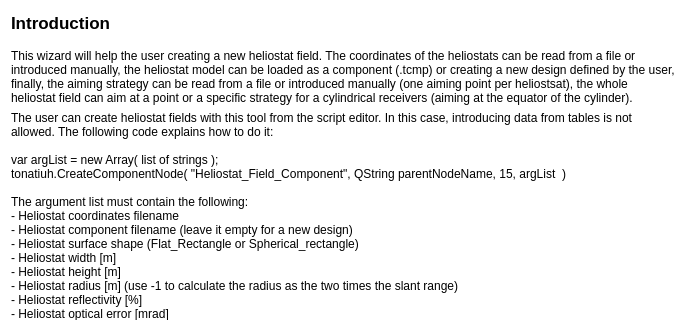
First picture: the form in TonatiuhProject/plugins/ComponentHeliostatField/src/heliostatfieldwizard.ui, repository iat-cener/tonatiuh, before the edit; both pictures show x 0 to 686 and y 0 to 320 of the 686 by 737 pixel window.
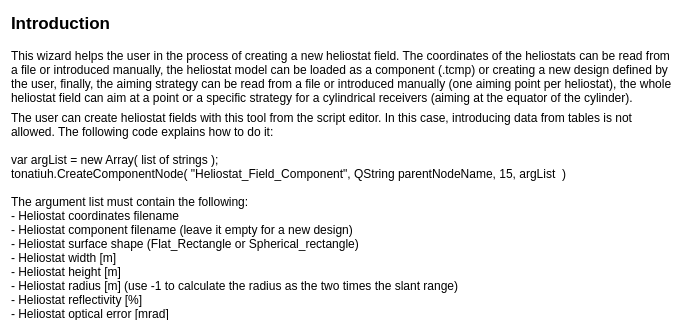
Second picture: the form after the edit. Icons and pictures are not drawn.

Commit message: Correction some mistakes in spelling.

```diff
--- a/TonatiuhProject/plugins/ComponentHeliostatField/src/heliostatfieldwizard.ui
+++ b/TonatiuhProject/plugins/ComponentHeliostatField/src/heliostatfieldwizard.ui
@@ -45,7 +45,7 @@
     <item>
      <widget class="QLabel" name="labelIntr1">
       <property name="text">
-       <string>This wizard will help the user creating a new heliostat field. The coordinates of the heliostats can be read from a file or introduced manually, the heliostat model can be loaded as a component (.tcmp) or creating a new design defined by the user, finally, the aiming strategy can be read from a file or introduced manually (one aiming point per heliostsat), the whole heliostat field can aim at a point or a specific strategy for a cylindrical receivers (aiming at the equator of the cylinder). </string>
+       <string>This wizard helps the user in the process of creating a new heliostat field. The coordinates of the heliostats can be read from a file or introduced manually, the heliostat model can be loaded as a component (.tcmp) or creating a new design defined by the user, finally, the aiming strategy can be read from a file or introduced manually (one aiming point per heliostat), the whole heliostat field can aim at a point or a specific strategy for a cylindrical receivers (aiming at the equator of the cylinder). </string>
       </property>
       <property name="scaledContents">
        <bool>false</bool>
```
Left out of the diff: 6 changed lines with no effect on the pictures.
